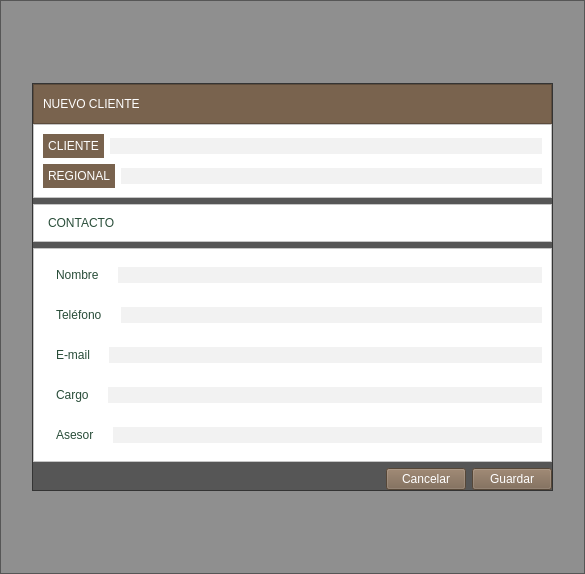
Qt form new.ui (altitude-solutions/Camino_Real_Desktop) before a commit.
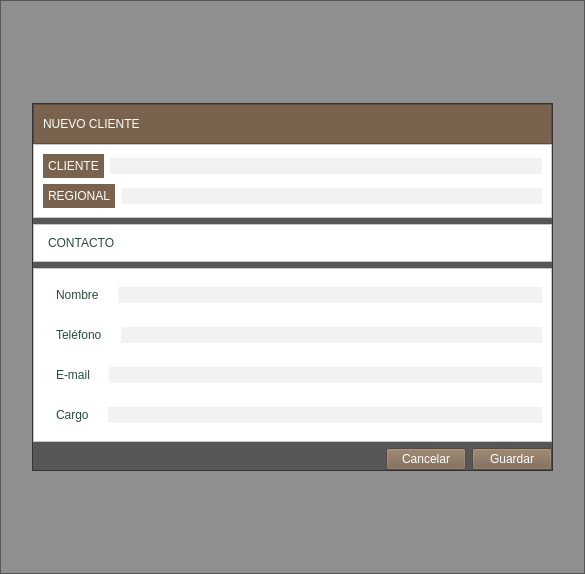
The same form after that commit.

What changed in the file:
```diff
--- a/new.ui
+++ b/new.ui
@@ -413,36 +413,6 @@
                 </item>
                </layout>
               </item>
-              <item>
-               <layout class="QHBoxLayout" name="horizontalLayout_10">
-                <item>
-                 <widget class="QLabel" name="label_18">
-                  <property name="styleSheet">
-                   <string notr="true">font: 12pt &quot;MS Shell Dlg 2&quot;;
-color: #294D39;
-padding:10px;
-min-width:5em;</string>
-                  </property>
-                  <property name="text">
-                   <string>Asesor</string>
-                  </property>
-                 </widget>
-                </item>
-                <item>
-                 <widget class="QLineEdit" name="asesor">
-                  <property name="styleSheet">
-                   <string notr="true">background-color:#F2F2F2;
-font: 12pt &quot;MS Shell Dlg 2&quot;;
-border:0px solid;
-min-height:1.5em;
-max-height:1.5em;
-color: #294D39;
-</string>
-                  </property>
-                 </widget>
-                </item>
-               </layout>
-              </item>
              </layout>
             </widget>
            </item>
```
